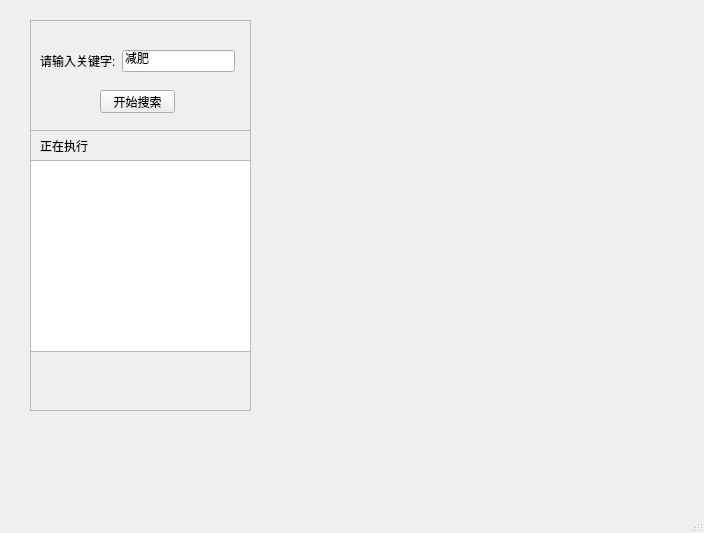
The window that res/ui/main.ui (kingking888/douying-1) describes before a commit, drawn with Qt 5.
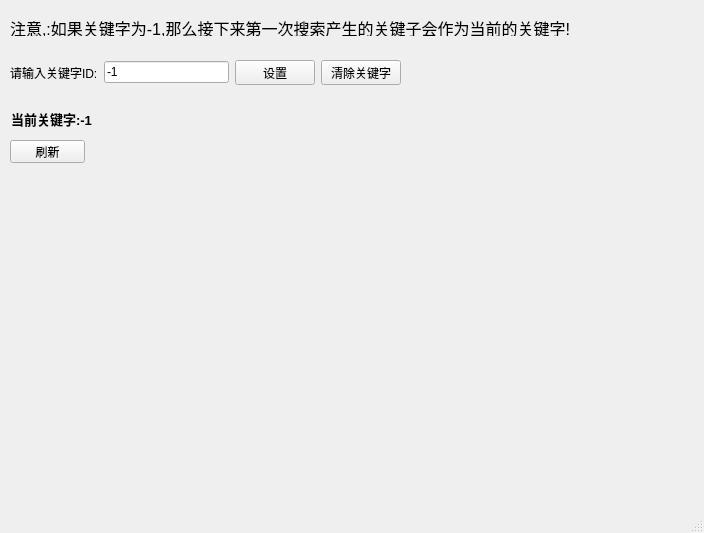
The same window after the commit.

Diff of the .ui file:
```diff
--- a/res/ui/main.ui
+++ b/res/ui/main.ui
@@ -14,99 +14,118 @@
    <string>MainWindow</string>
   </property>
   <widget class="QWidget" name="centralwidget">
-   <widget class="QFrame" name="frame">
+   <widget class="QLabel" name="label_3">
     <property name="geometry">
      <rect>
-      <x>30</x>
+      <x>10</x>
       <y>20</y>
-      <width>221</width>
-      <height>111</height>
+      <width>601</width>
+      <height>16</height>
      </rect>
     </property>
-    <property name="frameShape">
-     <enum>QFrame::StyledPanel</enum>
+    <property name="font">
+     <font>
+      <pointsize>12</pointsize>
+     </font>
     </property>
-    <property name="frameShadow">
-     <enum>QFrame::Raised</enum>
+    <property name="text">
+     <string>注意,:如果关键字为-1,那么接下来第一次搜索产生的关键子会作为当前的关键字!</string>
     </property>
-    <widget class="QPushButton" name="btn_search">
+   </widget>
+   <widget class="QLabel" name="lbl_cur_kw">
      <property name="geometry">
       <rect>
-       <x>70</x>
-       <y>70</y>
+      <x>11</x>
+      <y>111</y>
+      <width>581</width>
+      <height>16</height>
+     </rect>
+    </property>
+    <property name="font">
+     <font>
+      <pointsize>10</pointsize>
+      <weight>75</weight>
+      <bold>true</bold>
+     </font>
+    </property>
+    <property name="text">
+     <string>当前关键字:-1</string>
+    </property>
+   </widget>
+   <widget class="QLabel" name="lbl_tip">
+    <property name="geometry">
+     <rect>
+      <x>100</x>
+      <y>140</y>
+      <width>531</width>
+      <height>16</height>
+     </rect>
+    </property>
+    <property name="font">
+     <font>
+      <pointsize>10</pointsize>
+      <strikeout>false</strikeout>
+     </font>
+    </property>
+    <property name="text">
+     <string/>
+    </property>
+   </widget>
+   <widget class="QPushButton" name="btn_refresh">
+    <property name="geometry">
+     <rect>
+      <x>10</x>
+      <y>140</y>
        <width>75</width>
        <height>23</height>
       </rect>
      </property>
      <property name="text">
-      <string>开始搜索</string>
+     <string>刷新</string>
      </property>
     </widget>
     <widget class="QWidget" name="">
      <property name="geometry">
       <rect>
        <x>10</x>
-       <y>30</y>
-       <width>195</width>
-       <height>22</height>
+      <y>60</y>
+      <width>391</width>
+      <height>25</height>
       </rect>
      </property>
      <layout class="QHBoxLayout" name="horizontalLayout">
       <item>
        <widget class="QLabel" name="label">
         <property name="text">
-         <string>请输入关键字:</string>
+        <string>请输入关键字ID:</string>
         </property>
        </widget>
       </item>
       <item>
        <widget class="QLineEdit" name="lineEdit_search">
         <property name="text">
-         <string>减肥</string>
+        <string>-1</string>
+       </property>
+      </widget>
+     </item>
+     <item>
+      <widget class="QPushButton" name="btn_setkw_id">
+       <property name="text">
+        <string>设置</string>
+       </property>
+      </widget>
+     </item>
+     <item>
+      <widget class="QPushButton" name="btn_clear_kw">
+       <property name="statusTip">
+        <string extracomment="kkkk"/>
+       </property>
+       <property name="text">
+        <string>清除关键字</string>
         </property>
        </widget>
       </item>
      </layout>
-    </widget>
-   </widget>
-   <widget class="QFrame" name="frame_2">
-    <property name="geometry">
-     <rect>
-      <x>30</x>
-      <y>130</y>
-      <width>221</width>
-      <height>281</height>
-     </rect>
-    </property>
-    <property name="frameShape">
-     <enum>QFrame::StyledPanel</enum>
-    </property>
-    <property name="frameShadow">
-     <enum>QFrame::Raised</enum>
-    </property>
-    <widget class="QListView" name="list_log">
-     <property name="geometry">
-      <rect>
-       <x>0</x>
-       <y>30</y>
-       <width>221</width>
-       <height>192</height>
-      </rect>
-     </property>
-    </widget>
-    <widget class="QLabel" name="lbl_status">
-     <property name="geometry">
-      <rect>
-       <x>10</x>
-       <y>10</y>
-       <width>54</width>
-       <height>12</height>
-      </rect>
-     </property>
-     <property name="text">
-      <string>正在执行</string>
-     </property>
-    </widget>
    </widget>
   </widget>
   <widget class="QMenuBar" name="menubar">
```
Left out of the diff: 5 changed lines with no effect on the pictures. Lines whose indentation alone changed are shown as unchanged.
